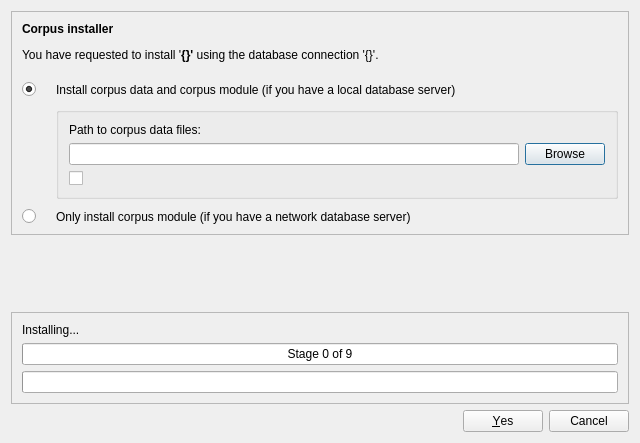
Qt form coquery/gui/ui/corpusInstaller.ui (gkunter/coquery) before a commit.
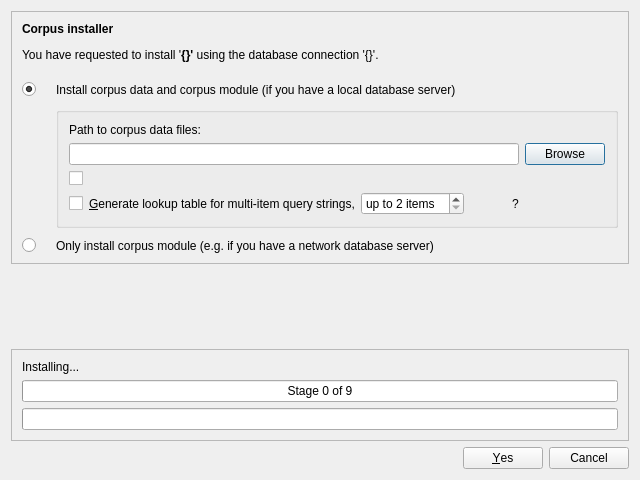
The same form after that commit. Icons and pictures are not drawn.

Commit message: Add interface for ngram lookup tables

```diff
--- a/coquery/gui/ui/corpusInstaller.ui
+++ b/coquery/gui/ui/corpusInstaller.ui
@@ -7,7 +7,7 @@
     <x>0</x>
     <y>0</y>
     <width>640</width>
-    <height>443</height>
+    <height>480</height>
    </rect>
   </property>
   <property name="sizePolicy">
@@ -59,33 +59,6 @@
         <property name="verticalSpacing">
          <number>10</number>
         </property>
-        <item row="2" column="0">
-         <widget class="QRadioButton" name="radio_only_module">
-          <property name="sizePolicy">
-           <sizepolicy hsizetype="Fixed" vsizetype="Fixed">
-            <horstretch>0</horstretch>
-            <verstretch>0</verstretch>
-           </sizepolicy>
-          </property>
-          <property name="text">
-           <string/>
-          </property>
-         </widget>
-        </item>
-        <item row="0" column="1">
-         <widget class="QLabel" name="label_5">
-          <property name="text">
-           <string>Install corpus data and corpus module (if you have a local database server)</string>
-          </property>
-         </widget>
-        </item>
-        <item row="2" column="1">
-         <widget class="QLabel" name="label_6">
-          <property name="text">
-           <string>Only install corpus module (if you have a network database server)</string>
-          </property>
-         </widget>
-        </item>
         <item row="1" column="1">
          <widget class="QGroupBox" name="box_build_options">
           <property name="sizePolicy">
@@ -101,34 +74,13 @@
            <property name="verticalSpacing">
             <number>-1</number>
            </property>
-           <item row="1" column="1">
-            <widget class="QPushButton" name="button_input_path">
-             <property name="sizePolicy">
-              <sizepolicy hsizetype="Fixed" vsizetype="Fixed">
-               <horstretch>0</horstretch>
-               <verstretch>0</verstretch>
-              </sizepolicy>
-             </property>
-             <property name="text">
-              <string>Browse</string>
-             </property>
-             <property name="icon">
-              <iconset theme="folder">
-               <normaloff/>
-              </iconset>
-             </property>
-             <property name="shortcut">
-              <string>Alt+B</string>
-             </property>
-            </widget>
-           </item>
            <item row="1" column="0">
             <widget class="QLineEdit" name="input_path">
              <property name="enabled">
               <bool>true</bool>
              </property>
              <property name="sizePolicy">
-              <sizepolicy hsizetype="Expanding" vsizetype="Minimum">
+              <sizepolicy hsizetype="Expanding" vsizetype="Fixed">
                <horstretch>0</horstretch>
                <verstretch>0</verstretch>
               </sizepolicy>
@@ -184,9 +136,128 @@
              </item>
             </layout>
            </item>
+           <item row="1" column="1">
+            <widget class="QPushButton" name="button_input_path">
+             <property name="sizePolicy">
+              <sizepolicy hsizetype="Fixed" vsizetype="Fixed">
+               <horstretch>0</horstretch>
+               <verstretch>0</verstretch>
+              </sizepolicy>
+             </property>
+             <property name="text">
+              <string>Browse</string>
+             </property>
+             <property name="icon">
+              <iconset theme="folder">
+               <normaloff/>
+              </iconset>
+             </property>
+             <property name="shortcut">
+              <string>Alt+B</string>
+             </property>
+            </widget>
+           </item>
+           <item row="3" column="0">
+            <widget class="QWidget" name="widget_ngram" native="true">
+             <layout class="QHBoxLayout" name="horizontalLayout_3" stretch="0,0,0,1,0">
+              <property name="margin">
+               <number>0</number>
+              </property>
+              <item>
+               <widget class="QCheckBox" name="check_ngram">
+                <property name="text">
+                 <string/>
+                </property>
+               </widget>
+              </item>
+              <item>
+               <widget class="QLabel" name="label_2">
+                <property name="text">
+                 <string>&amp;Generate lookup table for multi-item query strings,</string>
+                </property>
+                <property name="buddy">
+                 <cstring>check_ngram</cstring>
+                </property>
+               </widget>
+              </item>
+              <item>
+               <widget class="QSpinBox" name="spin_n">
+                <property name="sizePolicy">
+                 <sizepolicy hsizetype="Fixed" vsizetype="Fixed">
+                  <horstretch>0</horstretch>
+                  <verstretch>0</verstretch>
+                 </sizepolicy>
+                </property>
+                <property name="suffix">
+                 <string> items</string>
+                </property>
+                <property name="prefix">
+                 <string>up to </string>
+                </property>
+                <property name="minimum">
+                 <number>2</number>
+                </property>
+                <property name="value">
+                 <number>2</number>
+                </property>
+               </widget>
+              </item>
+              <item>
+               <spacer name="horizontalSpacer">
+                <property name="orientation">
+                 <enum>Qt::Horizontal</enum>
+                </property>
+                <property name="sizeHint" stdset="0">
+                 <size>
+                  <width>40</width>
+                  <height>20</height>
+                 </size>
+                </property>
+               </spacer>
+              </item>
+              <item>
+               <widget class="QLabel" name="label_ngram_info">
+                <property name="toolTip">
+                 <string>&lt;html&gt;&lt;head/&gt;&lt;body&gt;&lt;p&gt;A lookup table for multi-item queries is an additional database table. For each token in the corpus, this table also contains information on the &lt;span style=&quot; font-style:italic;&quot;&gt;n&lt;/span&gt; following tokens. Using a lookup table can greatly speed up queries that consist of more than one query item. However, it also greatly increases the disk space required for the corpus database, and it increases the time required to install the corpus.&lt;/p&gt;&lt;p&gt;Lookup tables are recommended for the larger corpora such as the BNC, COCA, or COHA.&lt;/p&gt;&lt;p&gt;Note that even if you do not generate a lookup table for multi-item query strings, you can still use query strings that consist of more than one query item, or that are longer than the lookup table. However, in these cases, the query may be relatively slow.&lt;/p&gt;&lt;p&gt;For a detailed description of multi-token lookup tables, see:&lt;/p&gt;&lt;p&gt;Davies, Mark. Semantically-based queries with a joint &lt;span style=&quot; font-style:italic;&quot;&gt;BNC/WordNet&lt;/span&gt; database. In Facchinetti, Roberta (ed.). &lt;span style=&quot; font-style:italic;&quot;&gt;Corpus linguistics 25 years on.&lt;/span&gt; 149–168. Amsterdam: Rodopi.&lt;/p&gt;&lt;/body&gt;&lt;/html&gt;</string>
+                </property>
+                <property name="text">
+                 <string>?</string>
+                </property>
+               </widget>
+              </item>
+             </layout>
+            </widget>
+           </item>
           </layout>
          </widget>
         </item>
+        <item row="3" column="0">
+         <widget class="QRadioButton" name="radio_only_module">
+          <property name="sizePolicy">
+           <sizepolicy hsizetype="Fixed" vsizetype="Fixed">
+            <horstretch>0</horstretch>
+            <verstretch>0</verstretch>
+           </sizepolicy>
+          </property>
+          <property name="text">
+           <string/>
+          </property>
+         </widget>
+        </item>
+        <item row="3" column="1">
+         <widget class="QLabel" name="label_6">
+          <property name="text">
+           <string>Only install corpus module (e.g. if you have a network database server)</string>
+          </property>
+         </widget>
+        </item>
+        <item row="0" column="1">
+         <widget class="QLabel" name="label_5">
+          <property name="text">
+           <string>Install corpus data and corpus module (if you have a local database server)</string>
+          </property>
+         </widget>
+        </item>
         <item row="0" column="0">
          <widget class="QRadioButton" name="radio_complete">
           <property name="sizePolicy">
@@ -216,7 +287,7 @@
      <property name="sizeHint" stdset="0">
       <size>
        <width>20</width>
-       <height>40</height>
+       <height>0</height>
       </size>
      </property>
     </spacer>
```
The commit also changes 2 other files.
